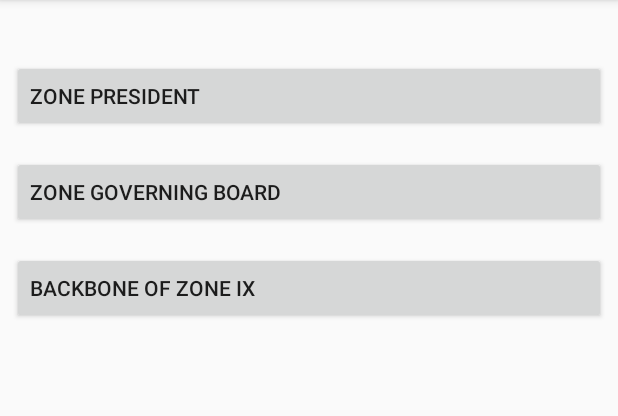
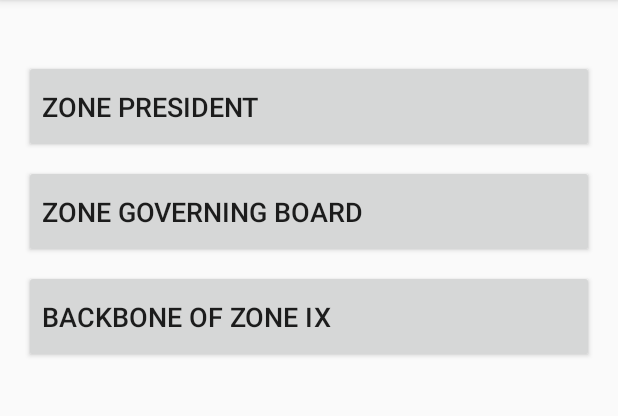
Before and after one commit to hussainsadikot/JCI_India_Directory, an Android app: the ZoneGoverningBodyActivity screen opened directly, with no data from a screen before it, on a phone screen of 412 x 824 dp, the part 84-500 px from its top. Run offline under Robolectric (Android 15) with nearby library versions, the phone set to English and light mode, and no system bars.

Commit message:
little change in button text size also left and right margin for other activity is changed and 3.1,3.2 pdf changed

```diff
--- a/app/src/main/java/com/example/android/jciindiadirectory/ZoneGoverningBodyActivity.java
+++ b/app/src/main/java/com/example/android/jciindiadirectory/ZoneGoverningBodyActivity.java
@@ -36,11 +36,11 @@ public class ZoneGoverningBodyActivity extends AppCompatActivity implements View
         Intent i = new Intent(ZoneGoverningBodyActivity.this, PdfViewActivity.class);
         switch (v.getId()) {
             case R.id.button_Zone_governing_board:
-                i.putExtra("file", "zone _governing_body.pdf");
+                i.putExtra("file", "ZONE_GOVERNING_BOARD_3_2.pdf");
                 startActivity(i);
                 break;
             case R.id.button_zone_president:
-                i.putExtra("file", "zone_president.pdf");
+                i.putExtra("file", "ZONE_PRESIDENT_3_1.pdf");
                 startActivity(i);
                 break;
             case R.id.button_Backbone_of_Zone_IX:
--- a/app/src/main/res/layout/activity_zone_governing_body.xml
+++ b/app/src/main/res/layout/activity_zone_governing_body.xml
@@ -24,33 +24,42 @@
                 android:layout_centerHorizontal="true"
                 android:layout_marginTop="32dp"
 
+                android:layout_marginRight="16dp"
+                android:layout_marginLeft="16dp"
+
                 >
 
                 <Button
                     android:id="@+id/button_zone_president"
+                    android:text="Zone President"
                     android:layout_width="match_parent"
-                    android:layout_height="wrap_content"
-                    android:text="Zone President"
+                    android:layout_height="62dp"
+
+                    android:layout_marginTop="8dp"
                     android:textAlignment="textStart"
-                    android:layout_margin="8dp"
+                    android:textSize="18sp"
                     />
                 <Button
                     android:id="@+id/button_Zone_governing_board"
                     android:layout_width="match_parent"
-                    android:layout_height="wrap_content"
+                    android:layout_height="62dp"
+
+                    android:layout_marginTop="8dp"
+                    android:textAlignment="textStart"
+                    android:textSize="18sp"
 
                     android:text="Zone governing board"
-                    android:textAlignment="textStart"
-                    android:layout_margin="8dp"
                     />
                 <Button
                     android:id="@+id/button_Backbone_of_Zone_IX"
                     android:layout_width="match_parent"
-                    android:layout_height="wrap_content"
+                    android:layout_height="62dp"
 
+                    android:layout_marginTop="8dp"
+                    android:textAlignment="textStart"
+                    android:textSize="18sp"
                     android:text="Backbone of Zone IX"
-                    android:textAlignment="textStart"
-                    android:layout_margin="8dp"
+
                     />
             </LinearLayout>
 
```
Also changed, not shown: app/src/main/java/com/example/android/jciindiadirectory/PdfViewActivity.java (+4 -4 lines), app/src/main/res/layout/activity_l_o_m_directory.xml (+13 -6 lines), app/src/main/res/layout/activity_main.xml (+9 -3 lines), app/src/main/res/layout/activity_trainer.xml (+15 -6 lines), app/src/main/res/layout/activity_zone_president_column.xml (+13 -6 lines), 2 other files.
